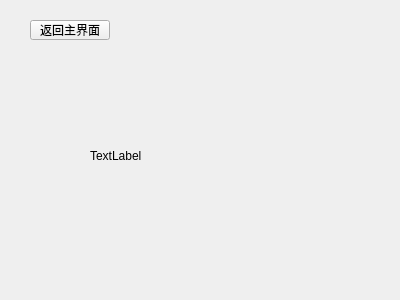
Above: tipswidget.ui from RickyRui111/WorldOfWarcraftDebug before the change. Below: the same form after it.
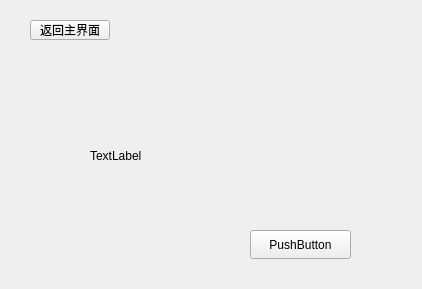
That is the form after the change. Custom widgets are drawn as their Qt base class.

```diff
--- a/tipswidget.ui
+++ b/tipswidget.ui
@@ -6,8 +6,8 @@
    <rect>
     <x>0</x>
     <y>0</y>
-    <width>400</width>
-    <height>300</height>
+    <width>422</width>
+    <height>289</height>
    </rect>
   </property>
   <property name="windowTitle">
@@ -39,7 +39,27 @@
     <string>TextLabel</string>
    </property>
   </widget>
+  <widget class="Mybutton" name="pushButton">
+   <property name="geometry">
+    <rect>
+     <x>250</x>
+     <y>230</y>
+     <width>101</width>
+     <height>29</height>
+    </rect>
+   </property>
+   <property name="text">
+    <string>PushButton</string>
+   </property>
+  </widget>
  </widget>
+ <customwidgets>
+  <customwidget>
+   <class>Mybutton</class>
+   <extends>QPushButton</extends>
+   <header>mybutton.h</header>
+  </customwidget>
+ </customwidgets>
  <resources/>
  <connections/>
 </ui>
```
